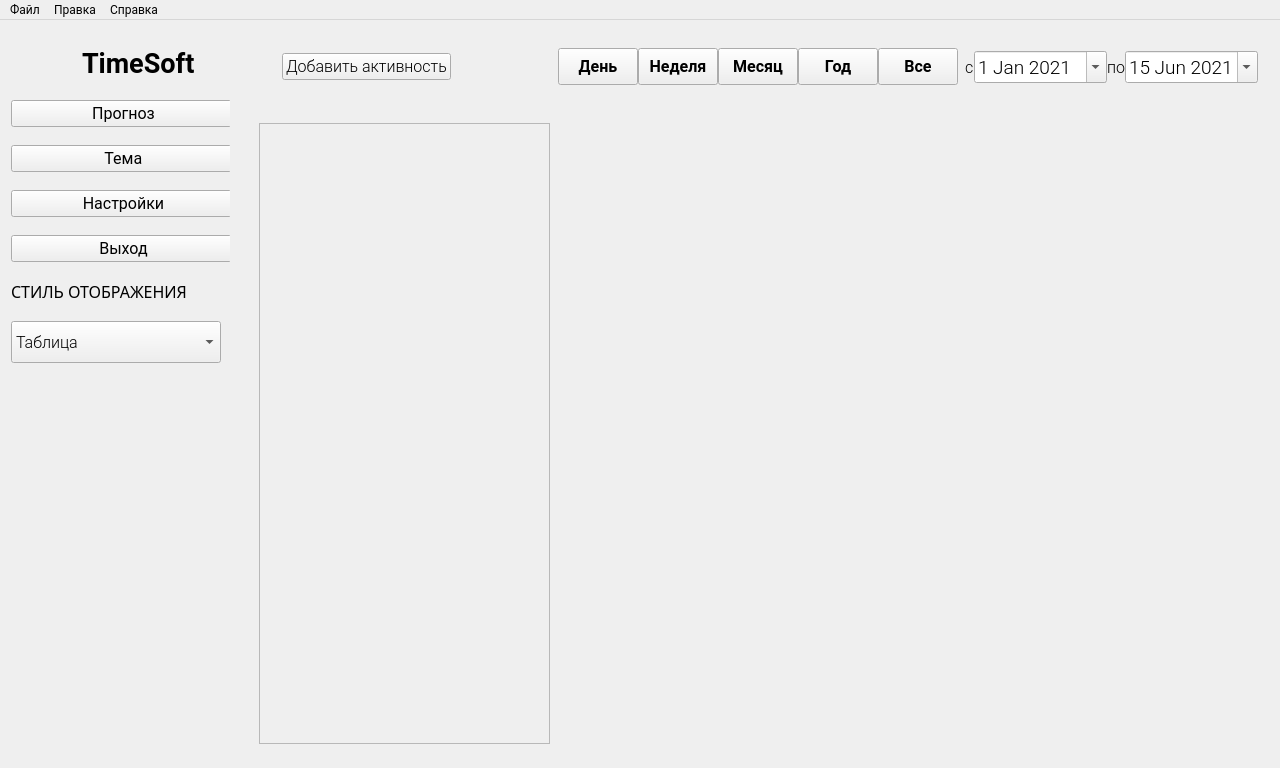
Qt form design/mainwindow_d.ui (yurii-bel/project_2021) before a commit.
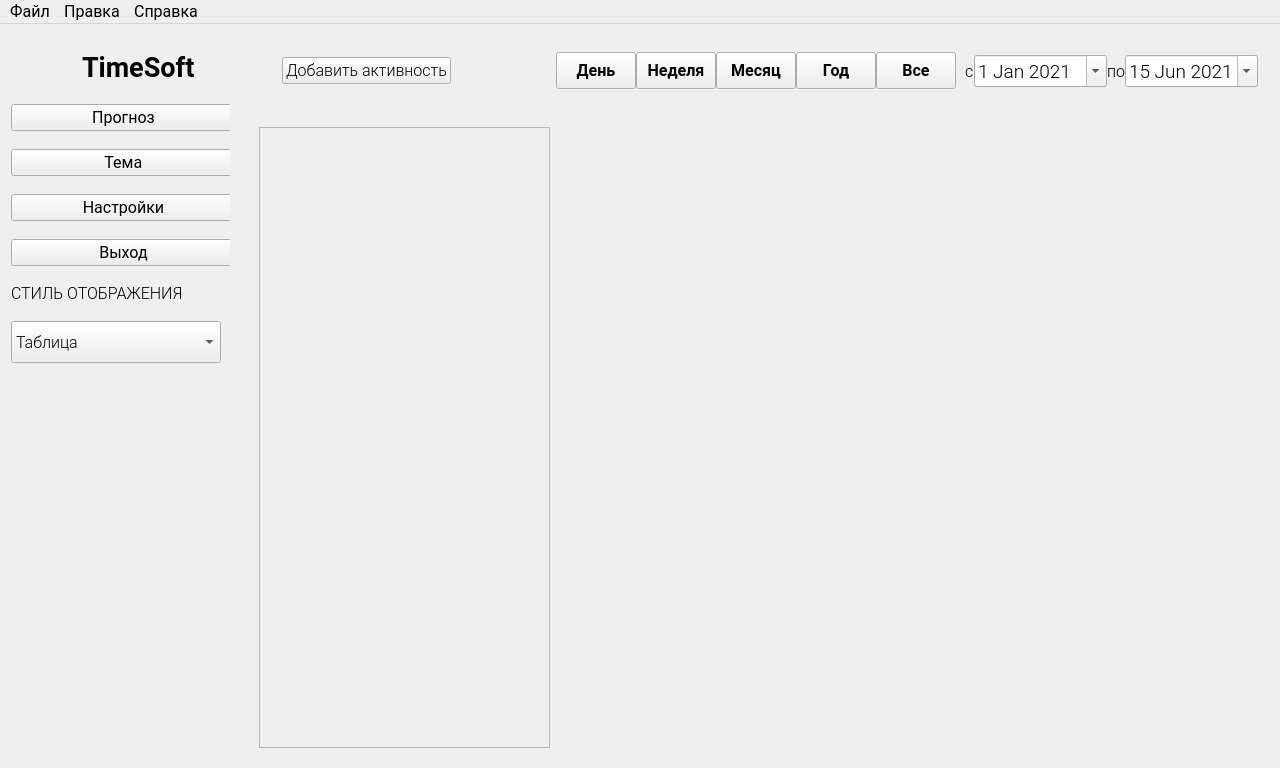
The same form after that commit. Icons and pictures are not drawn.

Commit message: Исправил кавычки

```diff
--- a/design/mainwindow_d.ui
+++ b/design/mainwindow_d.ui
@@ -10,6 +10,12 @@
     <height>768</height>
    </rect>
   </property>
+  <property name="font">
+   <font>
+    <family>Roboto Light</family>
+    <pointsize>12</pointsize>
+   </font>
+  </property>
   <property name="windowTitle">
    <string>TimeSoft</string>
   </property>
@@ -691,7 +697,7 @@
      <x>0</x>
      <y>0</y>
      <width>1280</width>
-     <height>21</height>
+     <height>25</height>
     </rect>
    </property>
    <property name="font">
```
The commit also changes 1 other file.
